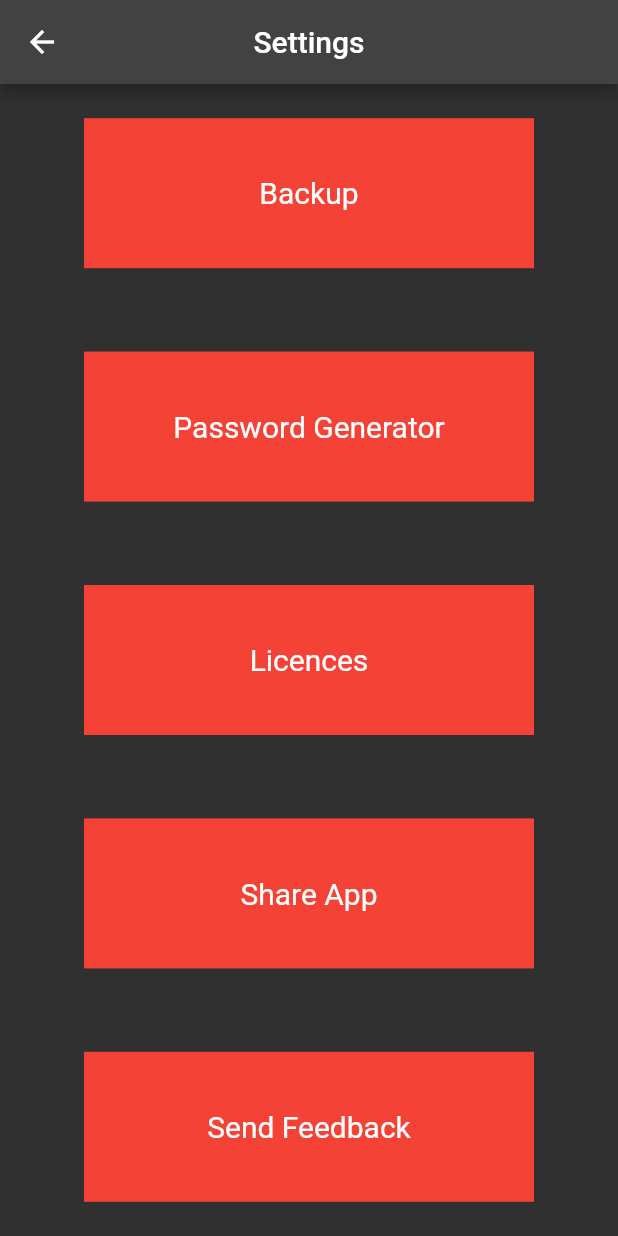
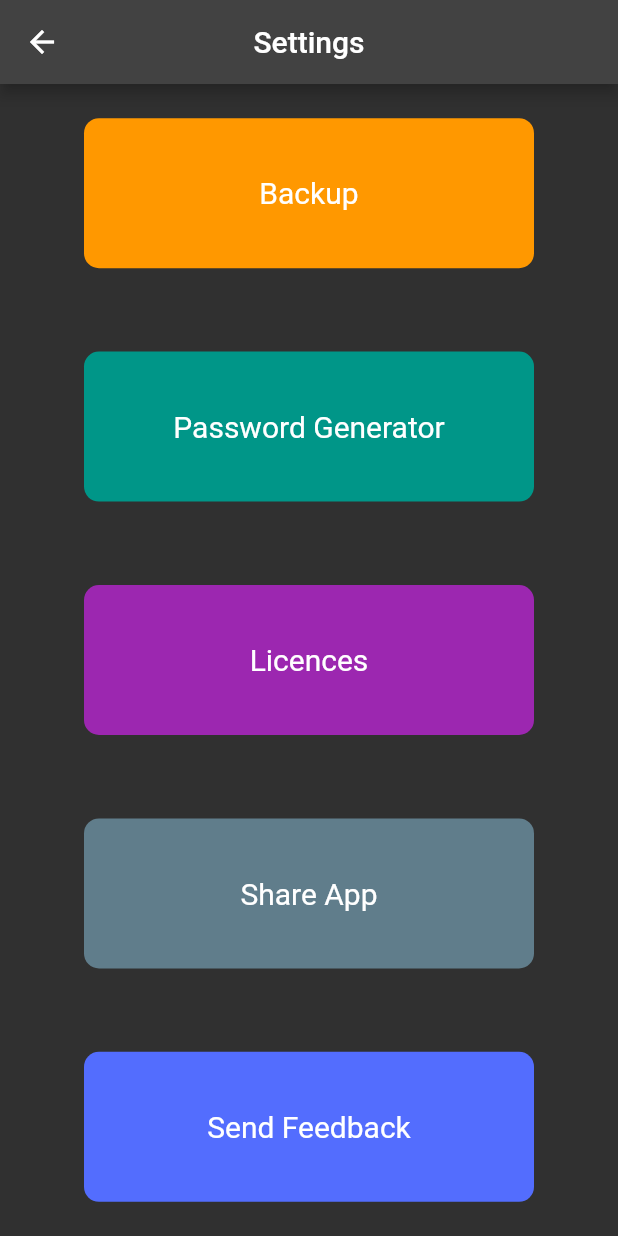
Before and after one commit to stg17reigns/Pass-Keyper, a Flutter app: the SettingsPage screen opened by its route, on a phone screen of 412 x 824 dp. Run offline on Flutter 3.47's test engine with Material 2 defaults, Android fonts, the phone set to English and light mode, and no system bars; our stand-ins replace custom_navigation_bar, flutter_colorpicker, get, hive, hive_flutter, local_auth; missing offline and left inert: email_launcher; accounts and stored records are empty.

Commit message:
setting page

```diff
--- a/pass_keyper/lib/Pages/settings_page.dart
+++ b/pass_keyper/lib/Pages/settings_page.dart
@@ -1,4 +1,6 @@
 import 'package:flutter/material.dart';
+import 'package:email_launcher/email_launcher.dart';
+import 'package:get/get.dart';
 
 class SettingsPage extends StatelessWidget {
   const SettingsPage({Key? key}) : super(key: key);
@@ -19,9 +21,10 @@ class SettingsPage extends StatelessWidget {
                 padding: const EdgeInsets.all(10),
                 height: 100,
                 width: 300,
-                decoration: const BoxDecoration(
+                decoration: BoxDecoration(
                   shape: BoxShape.rectangle,
-                  color: Colors.red,
+                  borderRadius: BorderRadius.circular(10),
+                  color: Colors.orange,
                 ),
                 child: const Center(
                   child: Text(
@@ -39,15 +42,21 @@ class SettingsPage extends StatelessWidget {
                 padding: const EdgeInsets.all(10),
                 height: 100,
                 width: 300,
-                decoration: const BoxDecoration(
+                decoration: BoxDecoration(
                   shape: BoxShape.rectangle,
-                  color: Colors.red,
+                  borderRadius: BorderRadius.circular(10),
+                  color: Colors.teal,
                 ),
+                child: InkWell(
+                  onTap: () {
+                    Get.toNamed('/passwordgenerator');
+                  },
                   child: const Center(
                     child: Text(
                       'Password Generator',
                       style: TextStyle(
                         fontSize: 20,
+                      ),
                     ),
                   ),
                 ),
@@ -59,9 +68,10 @@ class SettingsPage extends StatelessWidget {
                 padding: const EdgeInsets.all(10),
                 height: 100,
                 width: 300,
-                decoration: const BoxDecoration(
+                decoration: BoxDecoration(
                   shape: BoxShape.rectangle,
-                  color: Colors.red,
+                  borderRadius: BorderRadius.circular(10),
+                  color: Colors.purple,
                 ),
                 child: const Center(
                   child: Text(
@@ -79,15 +89,24 @@ class SettingsPage extends StatelessWidget {
                 padding: const EdgeInsets.all(10),
                 height: 100,
                 width: 300,
-                decoration: const BoxDecoration(
+                decoration: BoxDecoration(
                   shape: BoxShape.rectangle,
-                  color: Colors.red,
+                  borderRadius: BorderRadius.circular(10),
+                  color: Colors.blueGrey,
                 ),
+                child: InkWell(
+                  onTap: () {
+                    Get.defaultDialog(
+                      title: 'Coming Soon!',
+                      middleText: 'Please wait. Sorry for Inconvenience',
+                    );
+                  },
                   child: const Center(
                     child: Text(
                       'Share App',
                       style: TextStyle(
                         fontSize: 20,
+                      ),
                     ),
                   ),
                 ),
@@ -99,10 +118,20 @@ class SettingsPage extends StatelessWidget {
                 padding: const EdgeInsets.all(10),
                 height: 100,
                 width: 300,
-                decoration: const BoxDecoration(
+                decoration: BoxDecoration(
                   shape: BoxShape.rectangle,
-                  color: Colors.red,
+                  borderRadius: BorderRadius.circular(10),
+                  color: Colors.indigoAccent,
                 ),
+                child: InkWell(
+                  onTap: () async {
+                    Email email = Email(
+                        to: ['statsapp.qa8kf@dralias.com'],
+                        subject: 'Feedback',
+                        body: 'Write Your Problem.');
+                    await EmailLauncher.launch(email);
+                    print("Email Send");
+                  },
                   child: const Center(
                     child: Text(
                       'Send Feedback',
@@ -112,6 +141,7 @@ class SettingsPage extends StatelessWidget {
                     ),
                   ),
                 ),
+              ),
             ],
           ),
         ));
--- a/pass_keyper/lib/main.dart
+++ b/pass_keyper/lib/main.dart
@@ -7,6 +7,7 @@ import 'package:hive_flutter/hive_flutter.dart';
 import 'package:pass_keyper/Models/password_model.dart';
 import 'package:pass_keyper/Pages/edit_page.dart';
 import 'package:pass_keyper/Pages/group_page.dart';
+import 'package:pass_keyper/Pages/passwordgenerator_page.dart';
 import 'package:pass_keyper/Pages/settings_page.dart';
 import 'package:pass_keyper/Services/home_bindings.dart';
 import 'Pages/home_page.dart';
@@ -66,6 +67,11 @@ class MyApp extends StatelessWidget {
           name: '/edit',
           page: () => const EditPage(),
           binding: HomeBinding(),
+        ),
+        GetPage(
+          name: '/passwordgenerator',
+          page: () => const PasswordGenerator(),
+          binding: HomeBinding(),
         )
       ],
     );
--- a/pass_keyper/pubspec.yaml
+++ b/pass_keyper/pubspec.yaml
@@ -35,10 +35,11 @@ dependencies:
   custom_navigation_bar: ^0.8.2
   flutter_colorpicker: ^1.0.2
   local_auth: ^1.1.8
-
+  share: ^2.0.4
   # The following adds the Cupertino Icons font to your application.
   # Use with the CupertinoIcons class for iOS style icons.
   cupertino_icons: ^1.0.2
+  email_launcher: ^1.1.1
 
 dev_dependencies:
   flutter_test:
```
Also changed, not shown: pass_keyper/lib/Pages/passwordgenerator_page.dart (added, +141 -0 lines), pass_keyper/pubspec.lock. Lines whose indentation alone changed are shown as unchanged.
